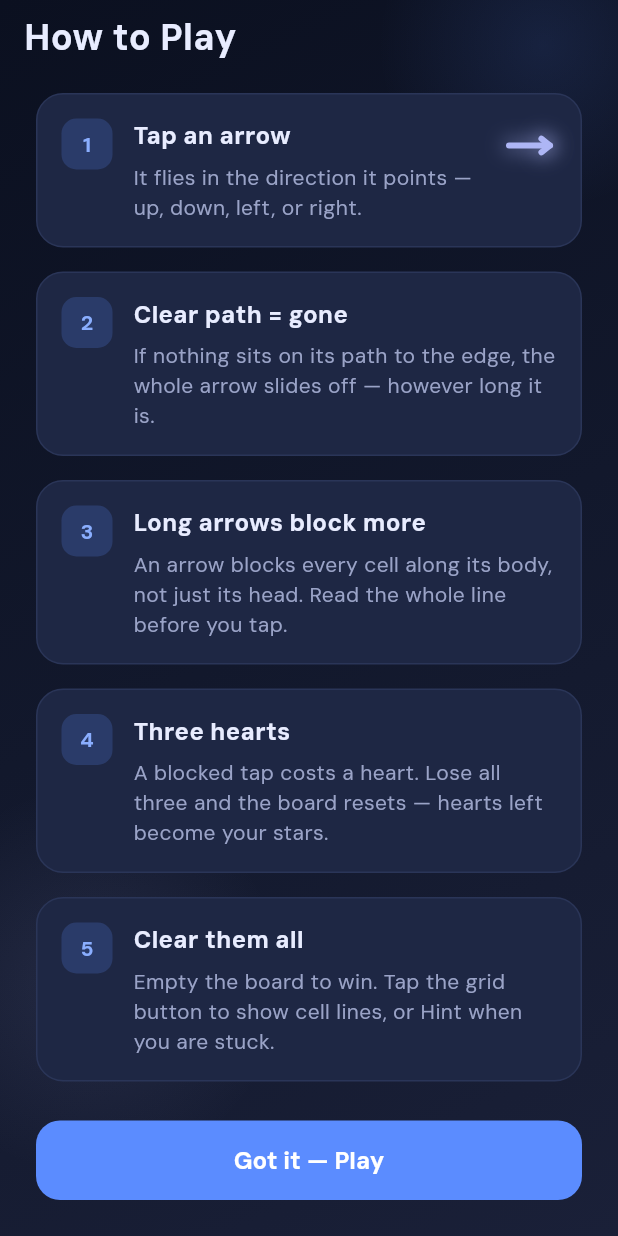
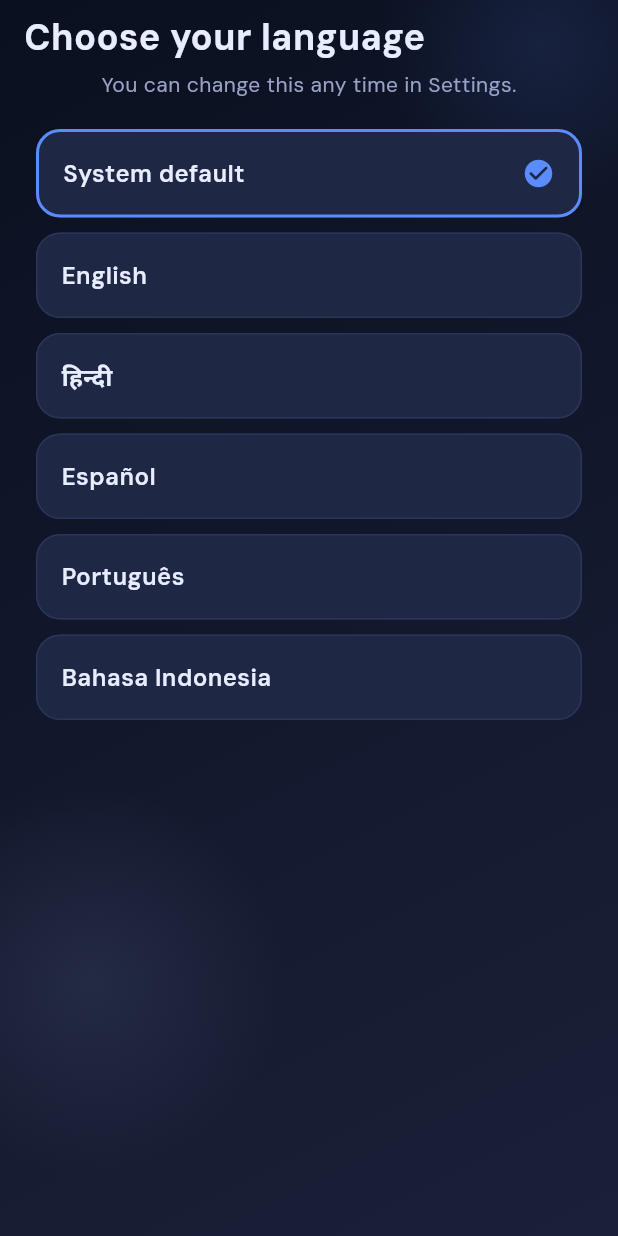
Before and after one commit to Abhi26116/arrows, a Flutter app: the screen it shows after launch, on a phone screen of 412 x 824 dp. Run offline on Flutter 3.47's test engine with Material 3 defaults, Android fonts, the phone set to English and light mode, and no system bars; our stand-ins replace audioplayers, flutter_animate, google_mobile_ads, in_app_purchase, in_app_review, package_info_plus and 1 more; missing offline and left inert: app_tracking_transparency, in_app_update; generated files the repository leaves out were written again; network calls fail.

Commit message:
Add the language picker, review prompt and update prompt
Language: a picker reachable from Settings and shown once before the rules,
since explaining the game in a language nobody chose is pointless. Each
language is named in itself — "Hindi" is no help to someone looking for
हिन्दी.

Review: only after a win, only once the player has cleared enough boards to
have an opinion, and asked in-app first so nobody is dropped into the store's
sheet unprompted. Both stores ration the real prompt themselves and never
report what the player did, so a request counts as done either way; asking
again because we could not observe a rating is the nagging the quotas exist to
prevent.

Update: Play's own flexible flow on Android, and on iOS a version check against
the public iTunes lookup that offers to open the App Store. Never forced — the
game is fully playable offline, and an update it cannot install is no reason to
lock someone out of a puzzle. Checked from the home screen, not at launch,
because it is a network call.

Co-Authored-By: Claude Opus 5 <noreply@anthropic.com>

```diff
--- /dev/null
+++ b/lib/screens/language_screen.dart
@@ -0,0 +1,136 @@
+import 'package:flutter/material.dart';
+import 'package:flutter_gen/gen_l10n/app_localizations.dart';
+
+import '../audio/sfx.dart';
+import '../data/progress_store.dart';
+import '../theme/app_theme.dart';
+import '../widgets/app_chrome.dart';
+import '../widgets/arrow_glyph.dart';
+
+/// The languages the app is translated into.
+///
+/// Each is written in its own language, not in English. Someone who has landed
+/// in a language they cannot read needs to recognise their own on sight, and
+/// "Hindi" is no help to a reader who is looking for हिन्दी.
+const languages = <({String? code, String name})>[
+  (code: null, name: ''), // system default — labelled from the current locale
+  (code: 'en', name: 'English'),
+  (code: 'hi', name: 'हिन्दी'),
+  (code: 'es', name: 'Español'),
+  (code: 'pt', name: 'Português'),
+  (code: 'id', name: 'Bahasa Indonesia'),
+];
+
+/// Language picker, used both as a Settings page and as the first thing an
+/// onboarding player sees.
+class LanguageScreen extends StatelessWidget {
+  const LanguageScreen({super.key, this.onboarding = false});
+
+  /// In onboarding there is nothing to go back to, and choosing moves the
+  /// player forward rather than returning them to Settings.
+  final bool onboarding;
+
+  @override
+  Widget build(BuildContext context) {
+    final l = AppLocalizations.of(context);
+    final store = AppStore.instance;
+
+    return Scaffold(
+      body: AtmosphereBackground(
+        child: SafeArea(
+          child: Column(
+            children: [
+              AppHeader(
+                title: onboarding ? l.languageOnboardingTitle : l.languageTitle,
+                showBack: !onboarding,
+              ),
+              if (onboarding)
+                Padding(
+                  padding: const EdgeInsets.fromLTRB(24, 0, 24, 12),
+                  child: Text(
+                    l.languageOnboardingBody,
+                    style: TextStyle(color: AppColors.muted, height: 1.4),
+                  ),
+                ),
+              Expanded(
+                child: ListView(
+                  padding: const EdgeInsets.fromLTRB(24, 8, 24, 24),
+                  children: [
+                    for (final lang in languages)
+                      _LanguageTile(
+                        label: lang.code == null ? l.languageSystem : lang.name,
+                        selected: store.localeCode == lang.code,
+                        onTap: () async {
+                          SoundService.instance.play(Sfx.tap);
+                          await store.setLocaleCode(lang.code);
+                          if (onboarding && context.mounted) {
+                            Navigator.pop(context);
+                          }
+                        },
+                      ),
+                  ],
+                ),
+              ),
+            ],
+          ),
+        ),
+      ),
+    );
+  }
+}
+
+class _LanguageTile extends StatelessWidget {
+  const _LanguageTile({
+    required this.label,
+    required this.selected,
+    required this.onTap,
+  });
+
+  final String label;
+  final bool selected;
+  final VoidCallback onTap;
+
+  @override
+  Widget build(BuildContext context) {
+    return Padding(
+      padding: const EdgeInsets.only(bottom: 10),
+      child: Material(
+        color: AppColors.surface,
+        borderRadius: BorderRadius.circular(16),
+        child: InkWell(
+          borderRadius: BorderRadius.circular(16),
+          onTap: onTap,
+          child: Container(
+            padding: const EdgeInsets.symmetric(horizontal: 16, vertical: 16),
+            decoration: BoxDecoration(
+              borderRadius: BorderRadius.circular(16),
+              border: Border.all(
+                color: selected ? AppColors.accent : AppColors.surfaceHigh,
+                width: selected ? 2 : 1,
+              ),
+            ),
+            child: Row(
+              children: [
+                Expanded(
+                  child: Text(
+                    label,
+                    style: TextStyle(
+                      fontFamily: 'DMSans',
+                      fontVariations: const [FontVariation('wght', 600)],
+                      fontWeight: FontWeight.w600,
+                      fontSize: 16,
+                      color: AppColors.ink,
+                    ),
+                  ),
+                ),
+                if (selected)
+                  Icon(Icons.check_circle_rounded,
+                      color: AppColors.accent, size: 22),
+              ],
+            ),
+          ),
+        ),
+      ),
+    );
+  }
+}
--- a/lib/screens/level_select_screen.dart
+++ b/lib/screens/level_select_screen.dart
@@ -83,7 +83,9 @@ class _LevelSelectScreenState extends State<LevelSelectScreen> {
                             pack.name,
                             style: TextStyle(
                               fontFamily: 'DMSans',
-                              fontVariations: const [FontVariation('wght', 700)],
+                              fontVariations: const [
+                                FontVariation('wght', 700)
+                              ],
                               fontSize: 15,
                               fontWeight: FontWeight.w700,
                               color: AppColors.muted,
--- a/lib/screens/shop_screen.dart
+++ b/lib/screens/shop_screen.dart
@@ -132,8 +132,7 @@ class _ShopScreenState extends State<ShopScreen> {
                         'Debug: products "${AppConfig.iapRemoveAds}" and '
                         '"${AppConfig.iapThemePack}" must exist in Play Console '
                         '/ App Store Connect.',
-                        style:
-                            TextStyle(color: AppColors.muted, fontSize: 11),
+                        style: TextStyle(color: AppColors.muted, fontSize: 11),
                       ),
                     ],
                   ],
```
Also changed, not shown: lib/screens/daily_history_screen.dart (+15 -3 lines), lib/screens/game_screen.dart (+52 -0 lines), lib/screens/home_screen.dart (+72 -3 lines), lib/screens/leaderboard_screen.dart (+6 -2 lines), lib/screens/settings_screen.dart (+32 -3 lines), lib/screens/themes_screen.dart (+9 -8 lines), lib/services/consent_service.dart (+4 -3 lines), lib/services/review_service.dart (added, +69 -0 lines), lib/services/update_service.dart (added, +128 -0 lines), 1 other file.
